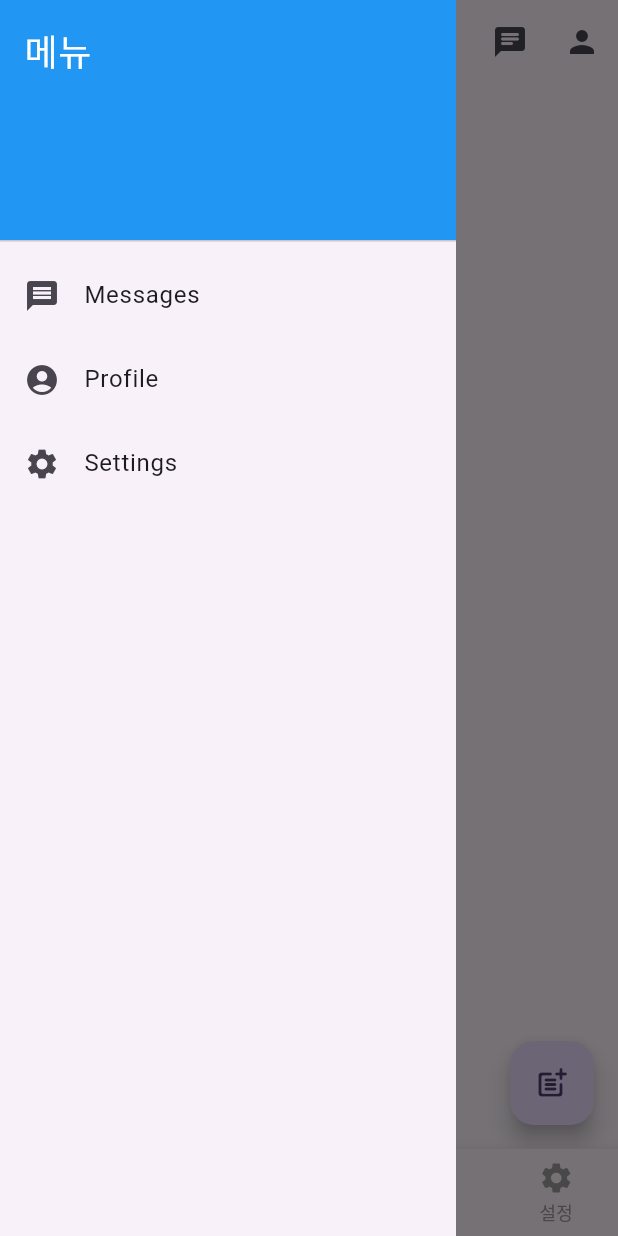
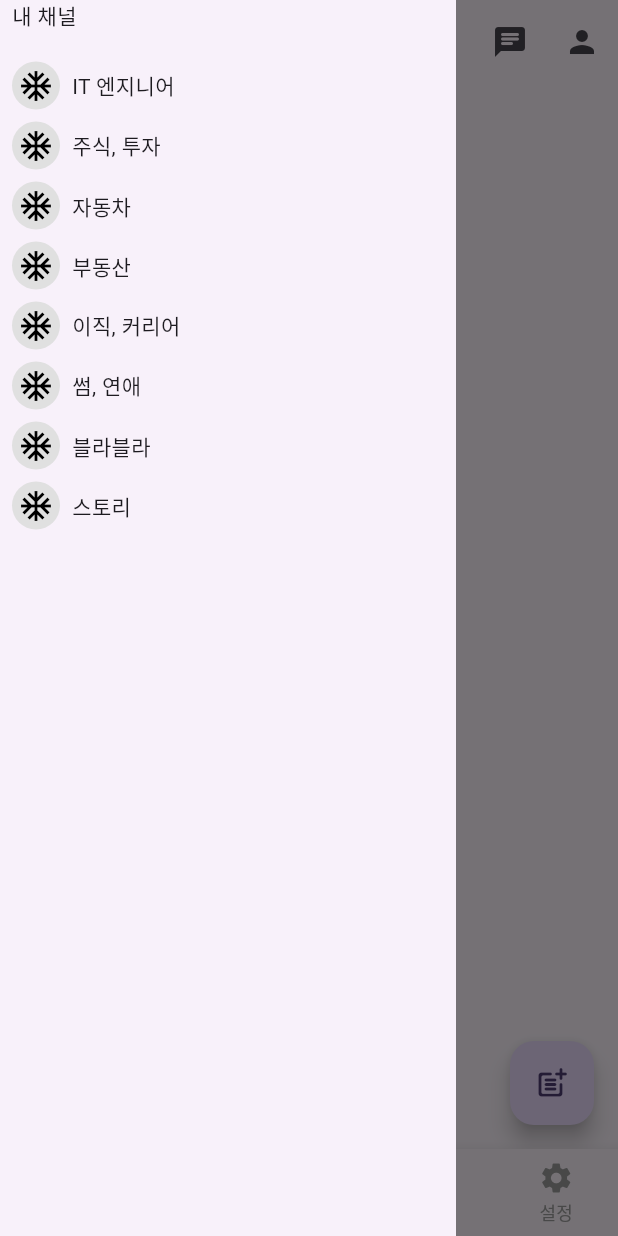
Before and after one commit to kumgold/blind-clone-flutter, a Flutter app: the screen it shows after launch, with the side drawer open, on a phone screen of 412 x 824 dp. Run offline on Flutter 3.47's test engine with Material 3 defaults, Android fonts, the light colour scheme and no system bars; our stand-ins replace equatable, firebase_core, firebase_database, flutter_bloc; accounts and stored records are empty.

Commit message:
📝 feature - channel drawer
- add channels

```diff
--- a/blind-clone/lib/share/drawer_scaffold.dart
+++ b/blind-clone/lib/share/drawer_scaffold.dart
@@ -16,6 +16,17 @@ class DrawerScaffold extends StatelessWidget {
 
   @override
   Widget build(BuildContext context) {
+    final channels = [
+      'IT 엔지니어',
+      '주식, 투자',
+      '자동차',
+      '부동산',
+      '이직, 커리어',
+      '썸, 연애',
+      '블라블라',
+      '스토리',
+    ];
+
     return Scaffold(
       appBar: AppBar(
         title: Text(title),
@@ -27,37 +38,47 @@ class DrawerScaffold extends StatelessWidget {
       ),
       drawer: Drawer(
         shape: const RoundedRectangleBorder(borderRadius: BorderRadius.zero),
-        child: ListView(
+        child: SafeArea(
+          child: Padding(
+            padding: EdgeInsetsGeometry.symmetric(horizontal: 8),
+            child: Column(
+              crossAxisAlignment: CrossAxisAlignment.start,
               children: [
-            const DrawerHeader(
-              decoration: BoxDecoration(color: Colors.blue),
-              child: Text(
-                '메뉴',
-                style: TextStyle(color: Colors.white, fontSize: 24),
-              ),
-            ),
-            ListTile(
-              leading: const Icon(Icons.message),
-              title: const Text('Messages'),
+                Text('내 채널'),
+                SizedBox(height: 16),
+                Expanded(
+                  child: ListView.builder(
+                    itemCount: channels.length,
+                    itemBuilder: (context, index) {
+                      final channel = channels[index];
+                      return InkWell(
                         onTap: () {
                           Navigator.pop(context);
                         },
+                        child: Padding(
+                          padding: EdgeInsetsGeometry.symmetric(vertical: 4),
+                          child: Row(
+                            children: [
+                              CircleAvatar(
+                                radius: 16,
+                                backgroundColor: Colors.grey.shade300,
+                                child: Icon(
+                                  Icons.ac_unit_outlined,
+                                  color: Colors.black,
                                 ),
-            ListTile(
-              leading: const Icon(Icons.account_circle),
-              title: const Text('Profile'),
-              onTap: () {
-                Navigator.pop(context);
+                              ),
+                              SizedBox(width: 8),
+                              Text(channel),
+                            ],
+                          ),
+                        ),
+                      );
                     },
                   ),
-            ListTile(
-              leading: const Icon(Icons.settings),
-              title: const Text('Settings'),
-              onTap: () {
-                Navigator.pop(context);
-              },
                 ),
               ],
+            ),
+          ),
         ),
       ),
       body: body,
```
Lines whose indentation alone changed are shown as unchanged.
